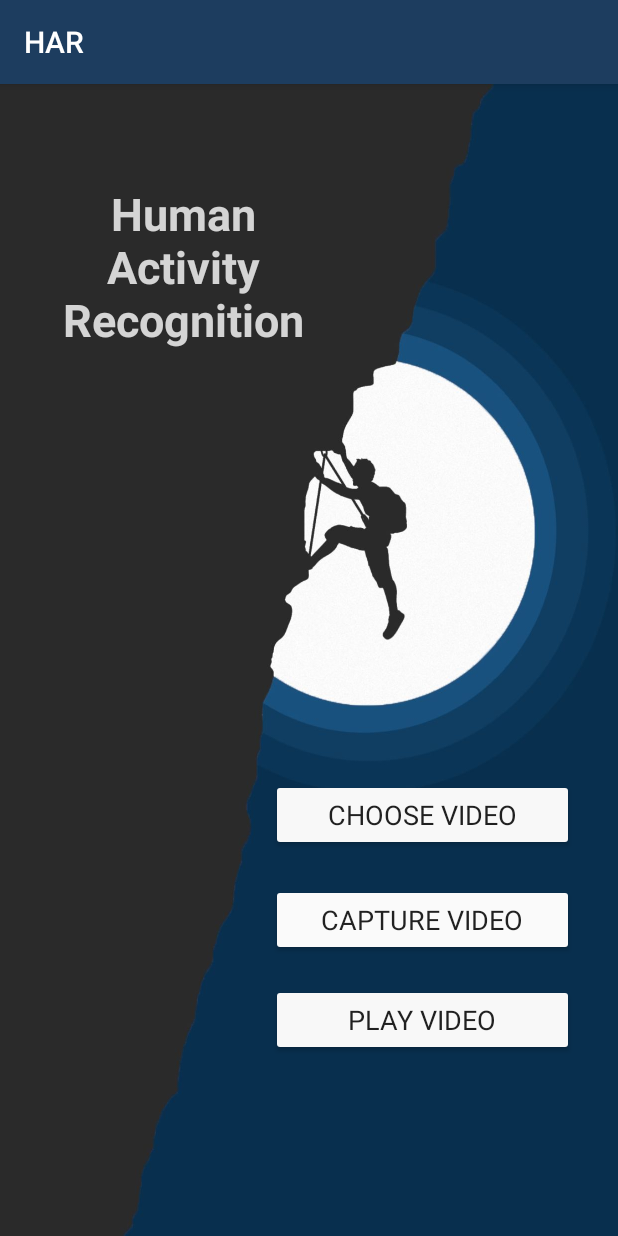
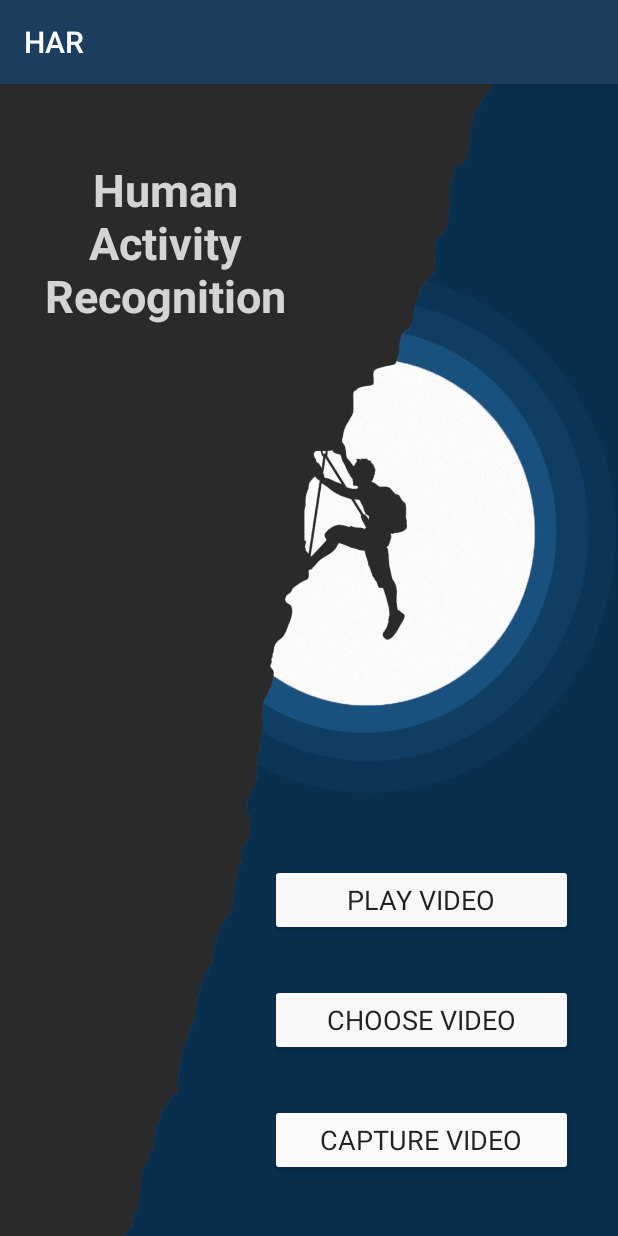
Before and after one commit to zahramo/Human-Activity-Recognition, an Android app: the screen it shows after launch (MainActivity), on a phone screen of 412 x 824 dp. Run offline under Robolectric (Android 15) with nearby library versions, the phone set to English and light mode, and no system bars; Roboto replaces fonts that are not available here.

Commit message:
home screen responsiveness handled a little

```diff
--- a/android_app/app/src/main/res/layout/activity_main.xml
+++ b/android_app/app/src/main/res/layout/activity_main.xml
@@ -11,11 +11,11 @@
     <Button
         android:layout_width="202dp"
         android:layout_height="wrap_content"
-        android:layout_alignParentTop="true"
         android:layout_alignParentEnd="true"
+        android:layout_alignParentBottom="true"
         android:layout_gravity="center_horizontal"
-        android:layout_marginTop="533dp"
-        android:layout_marginEnd="29dp"
+        android:layout_marginEnd="30dp"
+        android:layout_marginBottom="40dp"
         android:backgroundTint="#FAFAFA"
         android:fontFamily="@font/architects_daughter"
         android:onClick="captureVideo"
@@ -25,11 +25,11 @@
     <Button
         android:layout_width="202dp"
         android:layout_height="wrap_content"
-        android:layout_alignParentTop="true"
         android:layout_alignParentEnd="true"
+        android:layout_alignParentBottom="true"
         android:layout_gravity="center_horizontal"
-        android:layout_marginTop="463dp"
-        android:layout_marginEnd="29dp"
+        android:layout_marginEnd="30dp"
+        android:layout_marginBottom="120dp"
         android:backgroundTint="#F8F8F8"
         android:fontFamily="@font/architects_daughter"
         android:onClick="chooseVideo"
@@ -39,11 +39,11 @@
     <Button
         android:layout_width="202dp"
         android:layout_height="wrap_content"
-        android:layout_alignParentTop="true"
         android:layout_alignParentEnd="true"
+        android:layout_alignParentBottom="true"
         android:layout_gravity="center_horizontal"
-        android:layout_marginTop="600dp"
-        android:layout_marginEnd="29dp"
+        android:layout_marginEnd="30dp"
+        android:layout_marginBottom="200dp"
         android:backgroundTint="#F8F8F8"
         android:fontFamily="@font/architects_daughter"
         android:onClick="playVideo"
@@ -52,12 +52,12 @@
 
     <TextView
         android:id="@+id/textView"
-        android:layout_width="183dp"
-        android:layout_height="182dp"
-        android:layout_alignParentEnd="true"
-        android:layout_alignParentBottom="true"
-        android:layout_marginEnd="198dp"
-        android:layout_marginBottom="520dp"
+        android:layout_width="200dp"
+        android:layout_height="600px"
+        android:layout_alignParentStart="true"
+        android:layout_alignParentTop="true"
+        android:layout_marginStart="10dp"
+        android:layout_marginTop="50dp"
         android:alpha="0.8"
         android:fontFamily="@font/architects_daughter"
         android:text="Human Activity Recognition"
```
